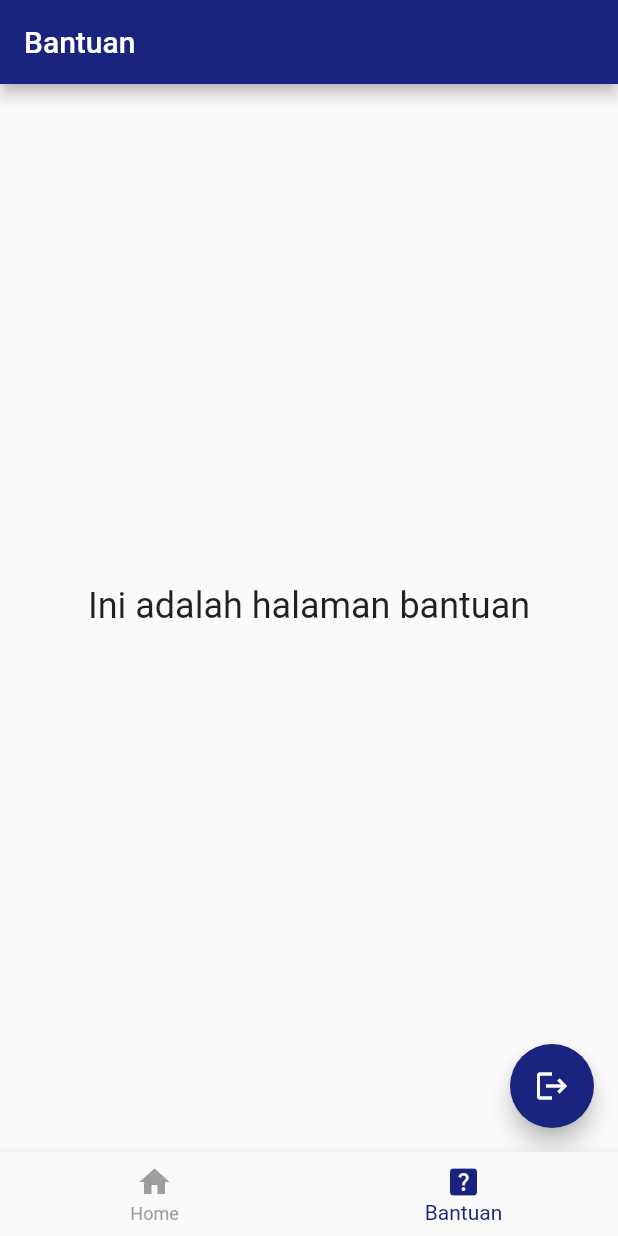
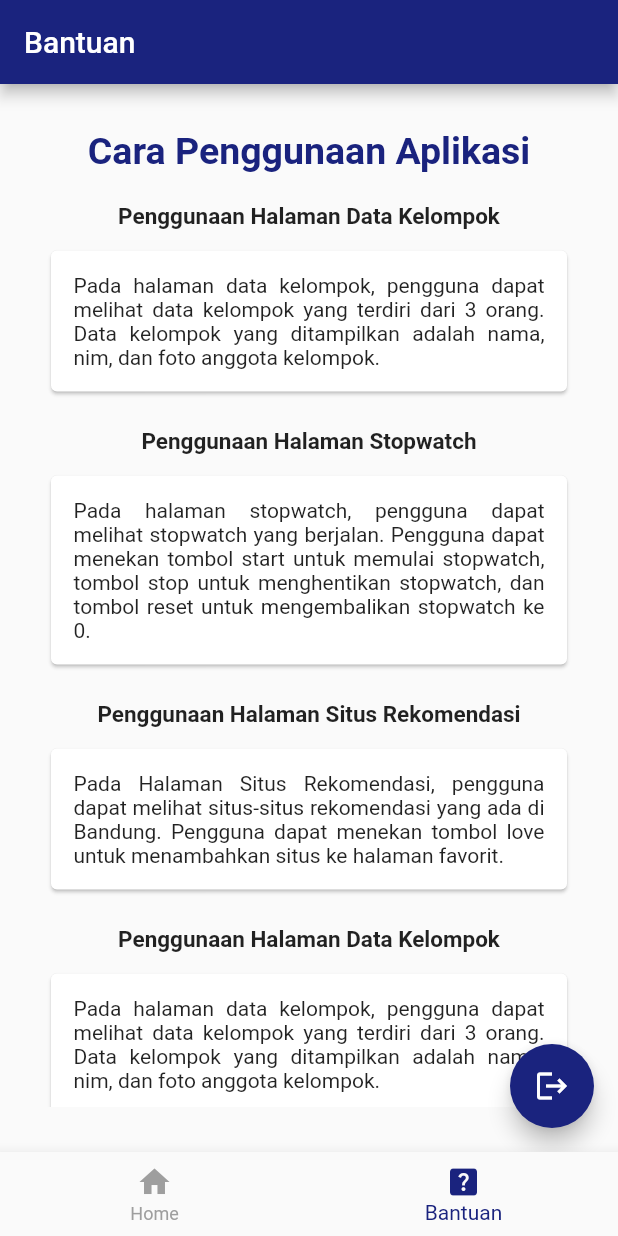
Before and after one commit to Afriza43/stopwatch_apps, a Flutter app: the screen it shows once a user with an empty profile is signed in, item 2 of the bottom bar chosen, on a phone screen of 412 x 824 dp. Run offline on Flutter 3.47's test engine with Material 2 defaults, Android fonts, the phone set to English and light mode, and no system bars; our stand-ins replace firebase_auth, firebase_core; accounts and stored records are empty; network calls fail.

Commit message:
Sudah Stress

```diff
--- a/lib/pages/bantuan.dart
+++ b/lib/pages/bantuan.dart
@@ -10,16 +10,106 @@ class BantuanPage extends StatelessWidget {
         title: Text('Bantuan'),
         backgroundColor: Colors.indigo[900],
       ),
-      body: Center(
-        child: Column(
-          mainAxisAlignment: MainAxisAlignment.center,
-          children: [
+      body: Container(
+        child: Padding(
+          padding: EdgeInsets.all(30.0),
+          child: ListView(children: [
             Text(
-              'Ini adalah halaman bantuan',
-              style: TextStyle(fontSize: 24),
+              'Cara Penggunaan Aplikasi',
+              style: TextStyle(
+                fontSize: 25.0,
+                fontWeight: FontWeight.bold,
+                color: Colors.indigo[900],
+              ),
+              textAlign: TextAlign.center,
             ),
-            SizedBox(height: 16),
-          ],
+            SizedBox(height: 20.0),
+            Text(
+              'Penggunaan Halaman Data Kelompok',
+              style: TextStyle(
+                fontSize: 15,
+                fontWeight: FontWeight.bold,
+              ),
+              textAlign: TextAlign.center,
+            ),
+            SizedBox(
+              height: 10.0,
+            ),
+            Card(
+              child: Padding(
+                padding: const EdgeInsets.all(15.0),
+                child: Text(
+                  'Pada halaman data kelompok, pengguna dapat melihat data kelompok yang terdiri dari 3 orang. Data kelompok yang ditampilkan adalah nama, nim, dan foto anggota kelompok.',
+                  textAlign: TextAlign.justify,
+                ),
+              ),
+            ),
+            SizedBox(height: 20.0),
+            Text(
+              'Penggunaan Halaman Stopwatch',
+              style: TextStyle(
+                fontSize: 15,
+                fontWeight: FontWeight.bold,
+              ),
+              textAlign: TextAlign.center,
+            ),
+            SizedBox(
+              height: 10.0,
+            ),
+            Card(
+              child: Padding(
+                padding: const EdgeInsets.all(15.0),
+                child: Text(
+                  'Pada halaman stopwatch, pengguna dapat melihat stopwatch yang berjalan. Pengguna dapat menekan tombol start untuk memulai stopwatch, tombol stop untuk menghentikan stopwatch, dan tombol reset untuk mengembalikan stopwatch ke 0.',
+                  textAlign: TextAlign.justify,
+                ),
+              ),
+            ),
+            SizedBox(
+              height: 20.0,
+            ),
+            Text(
+              'Penggunaan Halaman Situs Rekomendasi',
+              style: TextStyle(
+                fontSize: 15,
+                fontWeight: FontWeight.bold,
+              ),
+              textAlign: TextAlign.center,
+            ),
+            SizedBox(
+              height: 10.0,
+            ),
+            Card(
+              child: Padding(
+                padding: const EdgeInsets.all(15.0),
+                child: Text(
+                  'Pada Halaman Situs Rekomendasi, pengguna dapat melihat situs-situs rekomendasi yang ada di Bandung. Pengguna dapat menekan tombol love untuk menambahkan situs ke halaman favorit.',
+                  textAlign: TextAlign.justify,
+                ),
+              ),
+            ),
+            SizedBox(height: 20.0),
+            Text(
+              'Penggunaan Halaman Data Kelompok',
+              style: TextStyle(
+                fontSize: 15,
+                fontWeight: FontWeight.bold,
+              ),
+              textAlign: TextAlign.center,
+            ),
+            SizedBox(
+              height: 10.0,
+            ),
+            Card(
+              child: Padding(
+                padding: const EdgeInsets.all(15.0),
+                child: Text(
+                  'Pada halaman data kelompok, pengguna dapat melihat data kelompok yang terdiri dari 3 orang. Data kelompok yang ditampilkan adalah nama, nim, dan foto anggota kelompok.',
+                  textAlign: TextAlign.justify,
+                ),
+              ),
+            ),
+          ]),
         ),
       ),
       floatingActionButton: FloatingActionButton(
```
Also changed, not shown: 4 other files.
